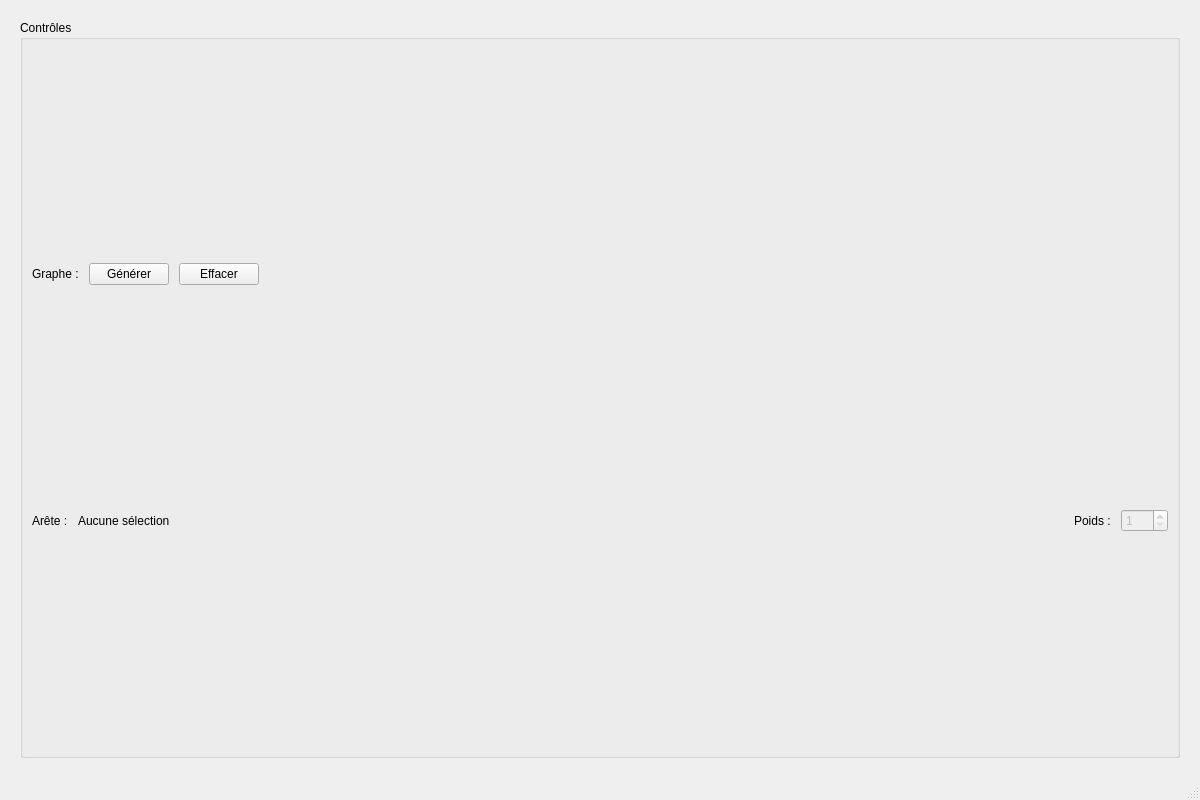
This is view/ui/main_window.ui in StevenRoseberry/TP3-Steven as Qt 5 draws it before an edit. The edited form follows.
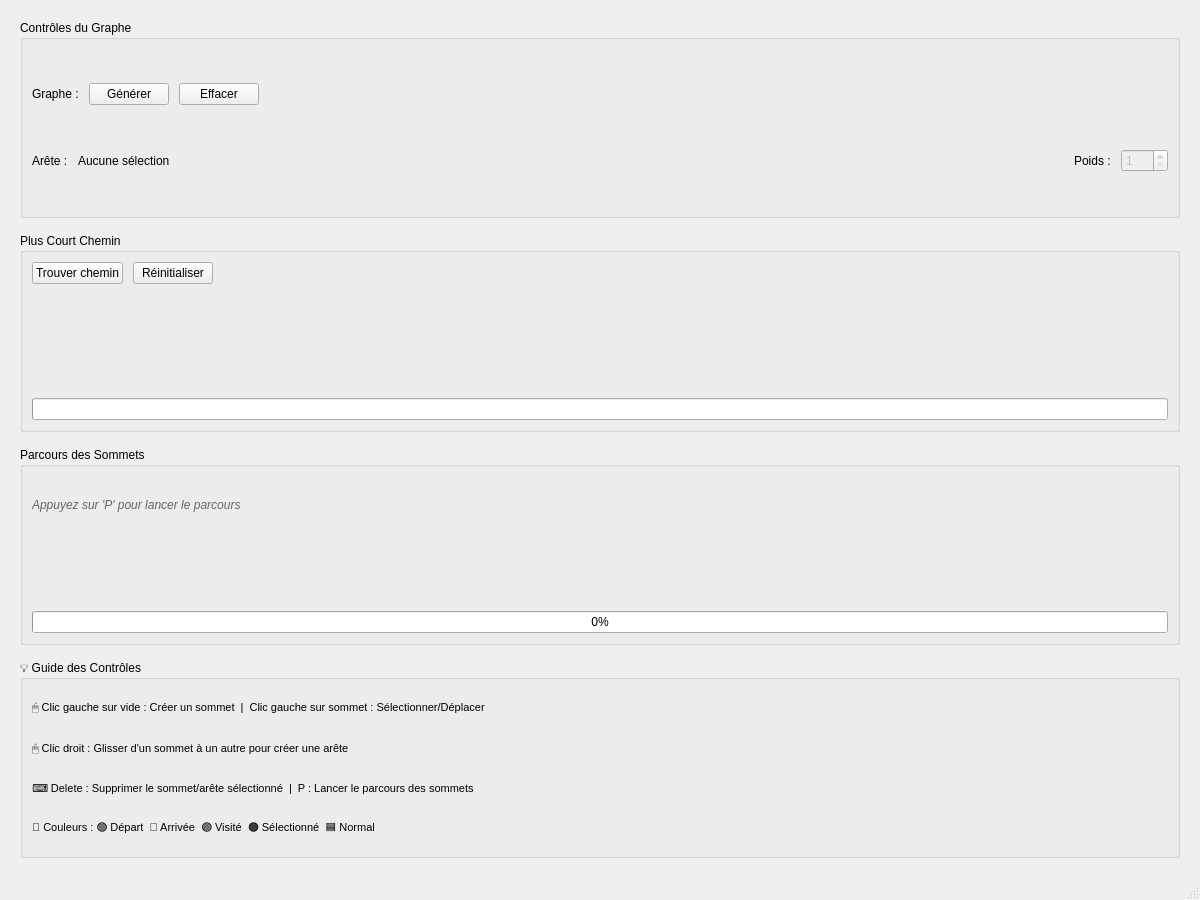
This is the edited form.

Commit message: fini le tp. manque amélioration de ui.

```diff
--- a/view/ui/main_window.ui
+++ b/view/ui/main_window.ui
@@ -7,7 +7,7 @@
     <x>0</x>
     <y>0</y>
     <width>1200</width>
-    <height>800</height>
+    <height>900</height>
    </rect>
   </property>
   <property name="windowTitle">
@@ -44,7 +44,7 @@
     <item>
      <widget class="QGroupBox" name="controlGroupBox">
       <property name="title">
-       <string>Contrôles</string>
+       <string>Contrôles du Graphe</string>
       </property>
       <property name="minimumHeight">
        <number>120</number>
@@ -169,6 +169,194 @@
      </widget>
     </item>
 
+    <!-- Panneau Plus Court Chemin -->
+    <item>
+     <widget class="QGroupBox" name="pathGroupBox">
+      <property name="title">
+       <string>Plus Court Chemin</string>
+      </property>
+      <layout class="QVBoxLayout" name="pathLayout">
+       <property name="spacing">
+        <number>10</number>
+       </property>
+
+       <item>
+        <layout class="QHBoxLayout" name="pathControlLayout">
+         <item>
+          <widget class="QPushButton" name="findPathButton">
+           <property name="text">
+            <string>Trouver chemin</string>
+           </property>
+           <property name="minimumWidth">
+            <number>150</number>
+           </property>
+          </widget>
+         </item>
+         <item>
+          <widget class="QPushButton" name="resetPathButton">
+           <property name="text">
+            <string>Réinitialiser</string>
+           </property>
+           <property name="minimumWidth">
+            <number>120</number>
+           </property>
+          </widget>
+         </item>
+         <item>
+          <spacer name="pathSpacer">
+           <property name="orientation">
+            <enum>Qt::Horizontal</enum>
+           </property>
+           <property name="sizeHint" stdset="0">
+            <size>
+             <width>40</width>
+             <height>20</height>
+            </size>
+           </property>
+          </spacer>
+         </item>
+        </layout>
+       </item>
+
+       <item>
+        <widget class="QLabel" name="pathStatusLabel">
+         <property name="text">
+          <string></string>
+         </property>
+         <property name="minimumHeight">
+          <number>25</number>
+         </property>
+        </widget>
+       </item>
+
+       <item>
+        <widget class="QProgressBar" name="pathProgressBar">
+         <property name="visible">
+          <bool>false</bool>
+         </property>
+         <property name="maximumHeight">
+          <number>20</number>
+         </property>
+        </widget>
+       </item>
+
+      </layout>
+     </widget>
+    </item>
+
+    <!-- Panneau Parcours -->
+    <item>
+     <widget class="QGroupBox" name="traversalGroupBox">
+      <property name="title">
+       <string>Parcours des Sommets</string>
+      </property>
+      <layout class="QVBoxLayout" name="traversalLayout">
+       <property name="spacing">
+        <number>10</number>
+       </property>
+
+       <item>
+        <widget class="QLabel" name="traversalInfoLabel">
+         <property name="text">
+          <string>Appuyez sur 'P' pour lancer le parcours</string>
+         </property>
+         <property name="styleSheet">
+          <string>color: #666; font-style: italic;</string>
+         </property>
+        </widget>
+       </item>
+
+       <item>
+        <widget class="QLabel" name="traversalStatusLabel">
+         <property name="text">
+          <string></string>
+         </property>
+         <property name="minimumHeight">
+          <number>25</number>
+         </property>
+        </widget>
+       </item>
+
+       <item>
+        <widget class="QProgressBar" name="traversalProgressBar">
+         <property name="visible">
+          <bool>false</bool>
+         </property>
+         <property name="maximumHeight">
+          <number>20</number>
+         </property>
+         <property name="value">
+          <number>0</number>
+         </property>
+        </widget>
+       </item>
+
+      </layout>
+     </widget>
+    </item>
+
+    <!-- Légende des contrôles -->
+    <item>
+     <widget class="QGroupBox" name="legendGroupBox">
+      <property name="title">
+       <string>💡 Guide des Contrôles</string>
+      </property>
+      <property name="maximumHeight">
+       <number>120</number>
+      </property>
+      <layout class="QVBoxLayout" name="legendLayout">
+       <property name="spacing">
+        <number>5</number>
+       </property>
+
+       <item>
+        <widget class="QLabel" name="legend1">
+         <property name="text">
+          <string>🖱️ Clic gauche sur vide : Créer un sommet  |  Clic gauche sur sommet : Sélectionner/Déplacer</string>
+         </property>
+         <property name="styleSheet">
+          <string>font-size: 11px;</string>
+         </property>
+        </widget>
+       </item>
+
+       <item>
+        <widget class="QLabel" name="legend2">
+         <property name="text">
+          <string>🖱️ Clic droit : Glisser d'un sommet à un autre pour créer une arête</string>
+         </property>
+         <property name="styleSheet">
+          <string>font-size: 11px;</string>
+         </property>
+        </widget>
+       </item>
+
+       <item>
+        <widget class="QLabel" name="legend3">
+         <property name="text">
+          <string>⌨️ Delete : Supprimer le sommet/arête sélectionné  |  P : Lancer le parcours des sommets</string>
+         </property>
+         <property name="styleSheet">
+          <string>font-size: 11px;</string>
+         </property>
+        </widget>
+       </item>
+
+       <item>
+        <widget class="QLabel" name="legend4">
+         <property name="text">
+          <string>🎨 Couleurs : 🟢 Départ  🔴 Arrivée  🟣 Visité  🟠 Sélectionné  🟦 Normal</string>
+         </property>
+         <property name="styleSheet">
+          <string>font-size: 11px;</string>
+         </property>
+        </widget>
+       </item>
+
+      </layout>
+     </widget>
+    </item>
+
    </layout>
   </widget>
   <widget class="QMenuBar" name="menubar">
```
Left out of the diff: 2 changed lines with no effect on the pictures. The commit also changes 4 other files.
